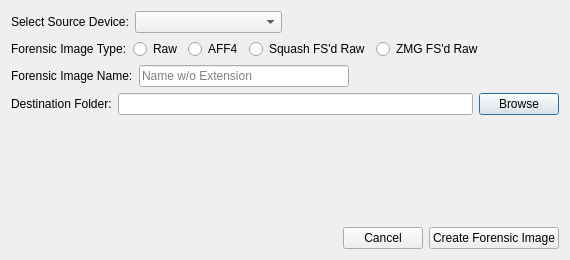
The window that newforimg.ui (pjrinaldi/wombatforensics) describes before a commit, drawn with Qt 5.
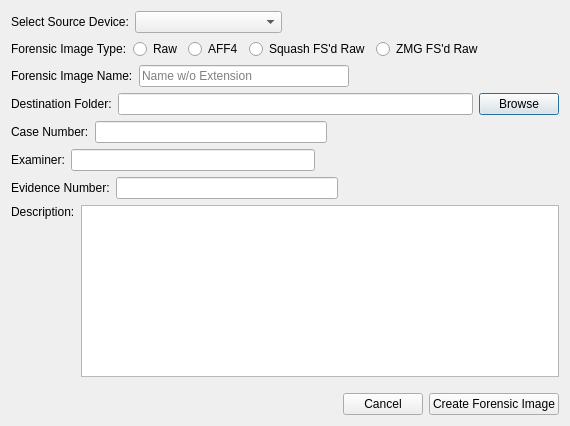
The same window after the commit. Icons and pictures are not drawn.

Commit message: updated verify to handle blake3 as default. added blake3 and imaging to forensic image as xml at end of the image. need to see about changing forensic image extension maybe. updated verify and the forimg class to handle the special blake3 image with the metadata at the end.

Diff of the .ui file:
```diff
--- a/newforimg.ui
+++ b/newforimg.ui
@@ -10,7 +10,7 @@
     <x>0</x>
     <y>0</y>
     <width>570</width>
-    <height>260</height>
+    <height>426</height>
    </rect>
   </property>
   <property name="windowTitle">
@@ -165,6 +165,142 @@
      </item>
     </layout>
    </item>
+   <item>
+    <layout class="QHBoxLayout" name="horizontalLayout_6">
+     <property name="spacing">
+      <number>6</number>
+     </property>
+     <property name="topMargin">
+      <number>0</number>
+     </property>
+     <property name="bottomMargin">
+      <number>0</number>
+     </property>
+     <item>
+      <widget class="QLabel" name="label_5">
+       <property name="text">
+        <string>Case Number:</string>
+       </property>
+      </widget>
+     </item>
+     <item>
+      <widget class="QLineEdit" name="caseedit">
+       <property name="inputMask">
+        <string/>
+       </property>
+       <property name="placeholderText">
+        <string/>
+       </property>
+      </widget>
+     </item>
+     <item>
+      <spacer name="horizontalSpacer_4">
+       <property name="orientation">
+        <enum>Qt::Horizontal</enum>
+       </property>
+       <property name="sizeHint" stdset="0">
+        <size>
+         <width>40</width>
+         <height>20</height>
+        </size>
+       </property>
+      </spacer>
+     </item>
+    </layout>
+   </item>
+   <item>
+    <layout class="QHBoxLayout" name="horizontalLayout_7">
+     <property name="topMargin">
+      <number>0</number>
+     </property>
+     <property name="bottomMargin">
+      <number>0</number>
+     </property>
+     <item>
+      <widget class="QLabel" name="label_6">
+       <property name="text">
+        <string>Examiner:</string>
+       </property>
+      </widget>
+     </item>
+     <item>
+      <widget class="QLineEdit" name="examineredit">
+       <property name="placeholderText">
+        <string/>
+       </property>
+      </widget>
+     </item>
+     <item>
+      <spacer name="horizontalSpacer_6">
+       <property name="orientation">
+        <enum>Qt::Horizontal</enum>
+       </property>
+       <property name="sizeHint" stdset="0">
+        <size>
+         <width>40</width>
+         <height>20</height>
+        </size>
+       </property>
+      </spacer>
+     </item>
+    </layout>
+   </item>
+   <item>
+    <layout class="QHBoxLayout" name="horizontalLayout_8">
+     <property name="topMargin">
+      <number>0</number>
+     </property>
+     <property name="bottomMargin">
+      <number>0</number>
+     </property>
+     <item>
+      <widget class="QLabel" name="label_7">
+       <property name="text">
+        <string>Evidence Number:</string>
+       </property>
+      </widget>
+     </item>
+     <item>
+      <widget class="QLineEdit" name="evidnumedit"/>
+     </item>
+     <item>
+      <spacer name="horizontalSpacer_7">
+       <property name="orientation">
+        <enum>Qt::Horizontal</enum>
+       </property>
+       <property name="sizeHint" stdset="0">
+        <size>
+         <width>40</width>
+         <height>20</height>
+        </size>
+       </property>
+      </spacer>
+     </item>
+    </layout>
+   </item>
+   <item>
+    <layout class="QHBoxLayout" name="horizontalLayout_9">
+     <property name="topMargin">
+      <number>0</number>
+     </property>
+     <property name="bottomMargin">
+      <number>0</number>
+     </property>
+     <item>
+      <widget class="QLabel" name="label_8">
+       <property name="text">
+        <string>Description:</string>
+       </property>
+       <property name="alignment">
+        <set>Qt::AlignLeading|Qt::AlignLeft|Qt::AlignTop</set>
+       </property>
+      </widget>
+     </item>
+     <item>
+      <widget class="QTextEdit" name="descriptionedit"/>
+     </item>
+    </layout>
+   </item>
    <item>
     <spacer name="verticalSpacer">
      <property name="orientation">
```
Left out of the diff: 2 changed lines with no effect on the pictures. The commit also changes 5 other files.
